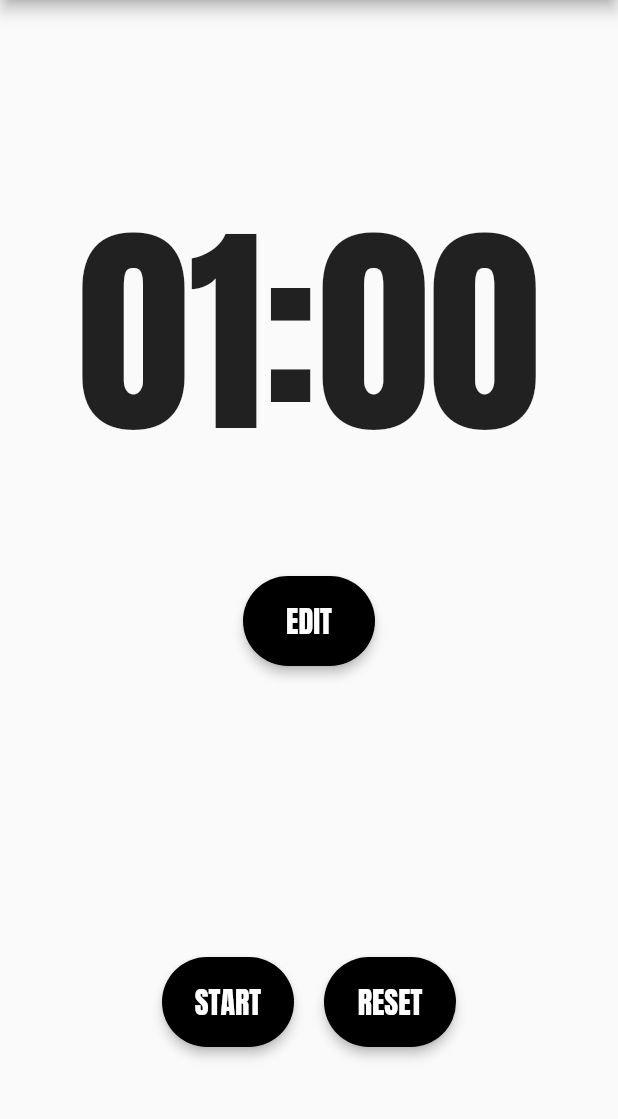
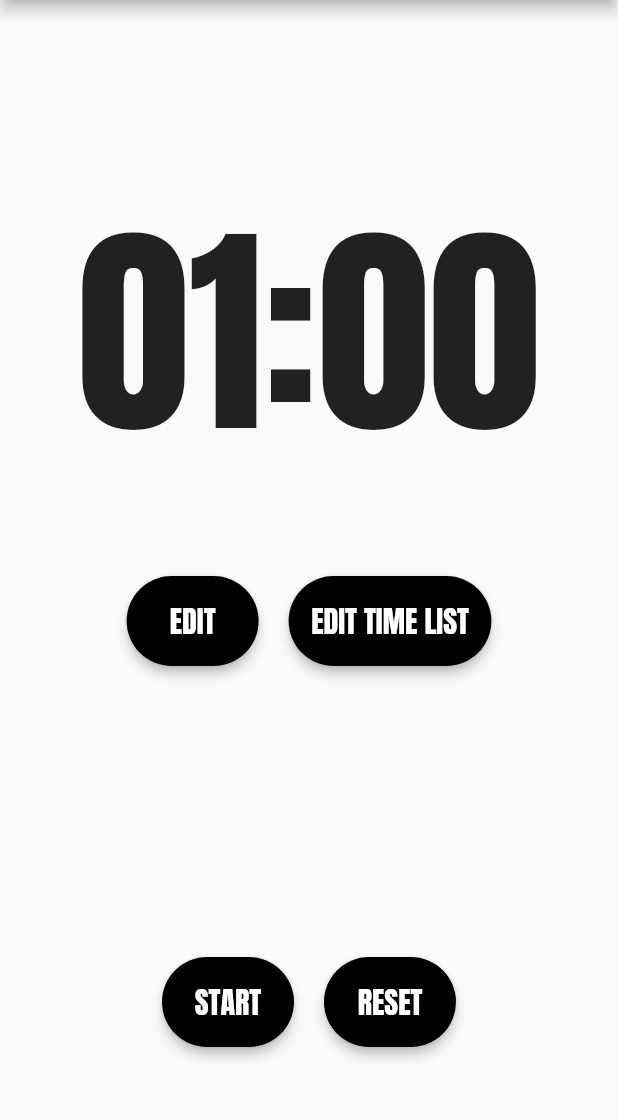
Before and after one commit to naoaki-kaito/timer, a Flutter app: the screen it shows after launch, on a phone screen of 412 x 824 dp, the part 84-1203 px from its top. Run offline on Flutter 3.47's test engine with Material 2 defaults, Android fonts, the phone set to English and light mode, and no system bars; our stand-ins replace google_fonts; missing offline and left inert: flutter_ringtone_player.

Commit message:
設定タイム一覧画面を作成。内容は未実装

```diff
--- a/lib/main.dart
+++ b/lib/main.dart
@@ -4,6 +4,7 @@ import 'dart:async';
 import 'package:google_fonts/google_fonts.dart';
 import 'package:timr/button.dart';
 import 'package:timr/app_dialog.dart';
+import 'package:timr/time_list.dart';
 
 void main() => runApp(MyApp());
 
@@ -12,8 +13,16 @@ class MyApp extends StatelessWidget {
   @override
   Widget build(BuildContext context) {
     return MaterialApp(
-      theme: ThemeData(fontFamily: 'Anton'),
+      theme: ThemeData(
+        fontFamily: 'Anton',
+        appBarTheme: AppBarTheme(
+          color: Colors.black,
+        ),
+      ),
       home: MyPage(),
+      routes: {
+        '/time_list': (context) => TimeList(),
+      }
     );
   }
 }
@@ -88,7 +97,6 @@ class _MyPageState extends State<MyPage> {
   Widget build(BuildContext context) {
     return Scaffold(
         appBar: AppBar(
-          backgroundColor: Colors.black,
           title: Text('Timr'),
         ),
         body: Center(
@@ -113,7 +121,16 @@ class _MyPageState extends State<MyPage> {
                                   SizedBox(
                                     height: 50,
                                   ),
-                                  Button.textButton('EDIT', showEditDialog),
+                                  Row(
+                                    mainAxisAlignment: MainAxisAlignment.center,
+                                    children: <Widget>[
+                                      Button.textButton('EDIT', showEditDialog),
+                                      SizedBox(width: 20),
+                                      Button.textButton('EDIT TIME LIST', () {
+                                        Navigator.pushNamed(context, '/time_list');
+                                      }),
+                                    ],
+                                  )
                                 ],
                               ))),
                 ],
```
Also changed, not shown: lib/time_list.dart (added, +24 -0 lines).
